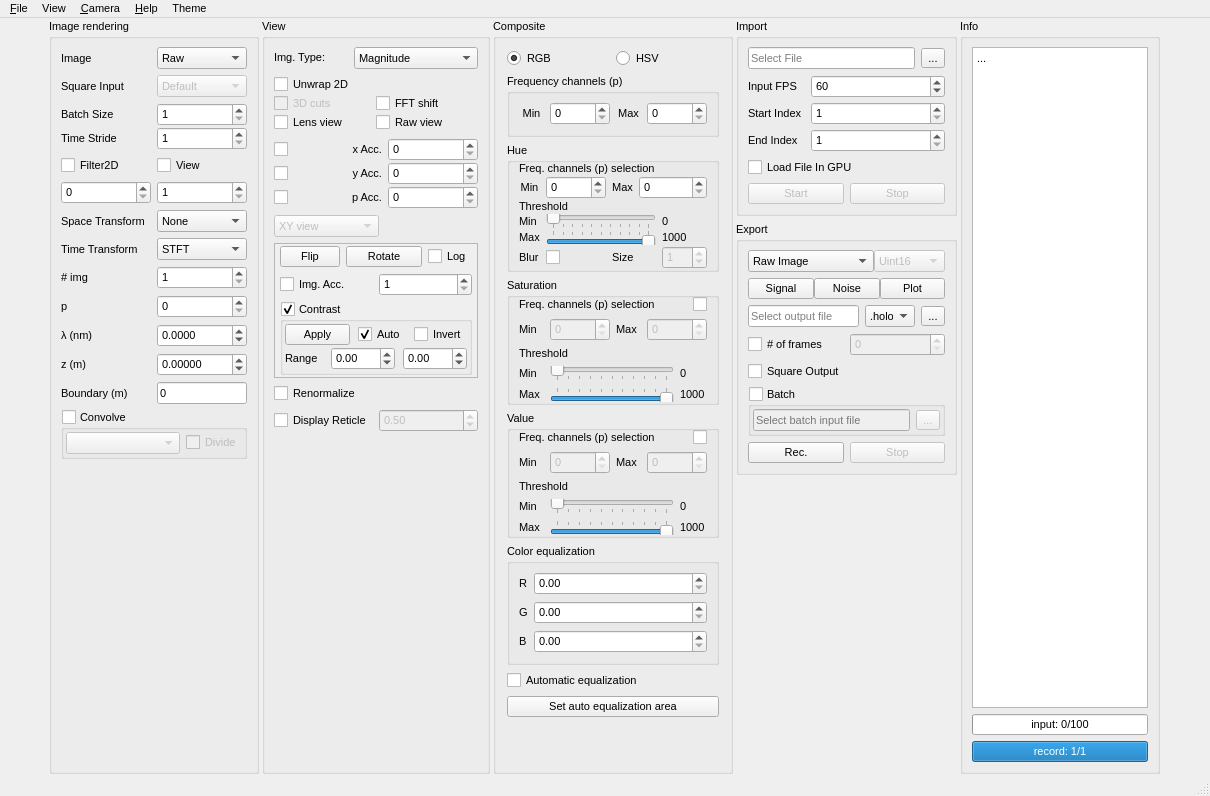
First picture: the form in Holovibes/mainwindow.ui, repository DigitalHolography/Holovibes, before the edit.
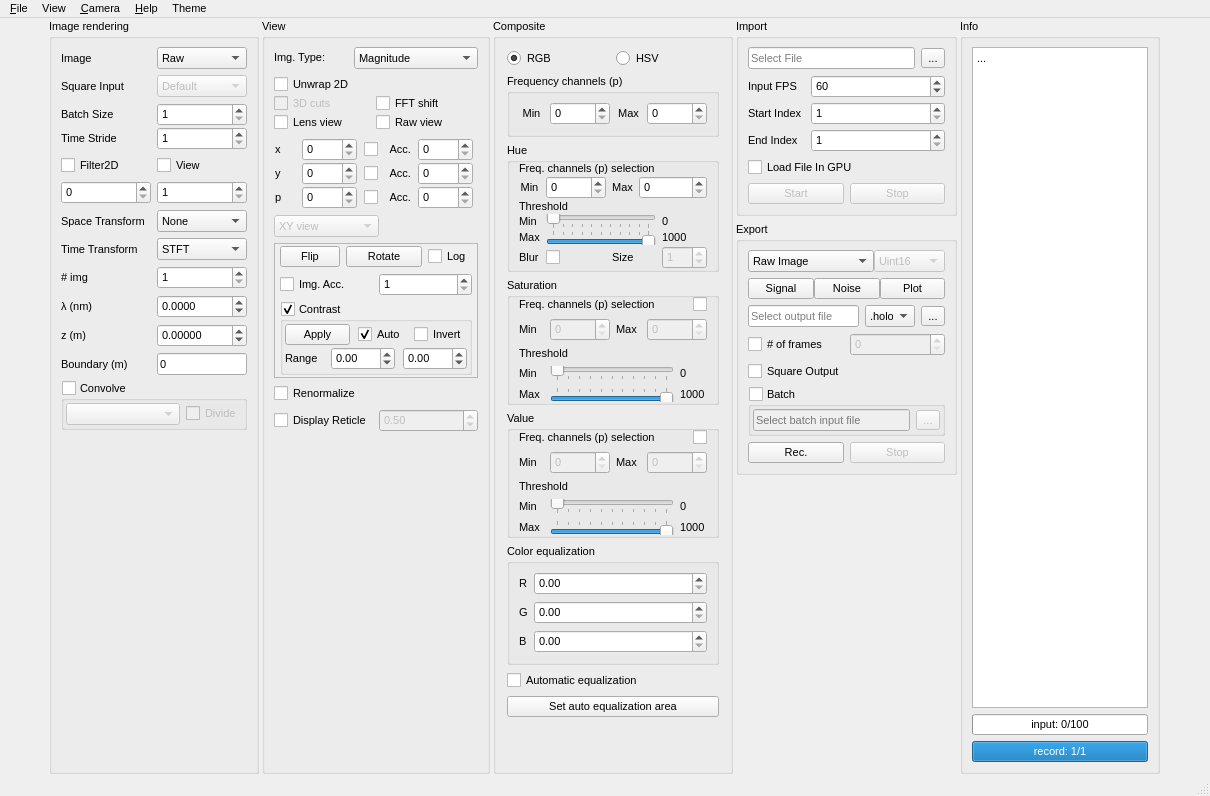
Second picture: the form after the edit. Custom widgets are drawn as their Qt base class.

Commit message: gui: move p spinbox, add x y spinboxes

The edit to the form file:
```diff
--- a/Holovibes/mainwindow.ui
+++ b/Holovibes/mainwindow.ui
@@ -358,30 +358,10 @@
            <property name="verticalSpacing">
             <number>6</number>
            </property>
-           <item row="1" column="0">
-            <widget class="QLabel" name="SpaceTransformationLabel">
-             <property name="text">
-              <string>Space Transform</string>
-             </property>
-             <property name="alignment">
-              <set>Qt::AlignLeading|Qt::AlignLeft|Qt::AlignVCenter</set>
-             </property>
-            </widget>
-           </item>
            <item row="4" column="0">
-            <widget class="QLabel" name="PLabel">
+            <widget class="QLabel" name="WaveLengthLabel">
              <property name="text">
-              <string>p</string>
-             </property>
-             <property name="alignment">
-              <set>Qt::AlignLeading|Qt::AlignLeft|Qt::AlignVCenter</set>
-             </property>
-            </widget>
-           </item>
-           <item row="2" column="0">
-            <widget class="QLabel" name="TimeTransformationLabel">
-             <property name="text">
-              <string>Time Transform</string>
+              <string>λ (nm)</string>
              </property>
              <property name="alignment">
               <set>Qt::AlignLeading|Qt::AlignLeft|Qt::AlignVCenter</set>
@@ -398,6 +378,16 @@
              </property>
             </widget>
            </item>
+           <item row="6" column="0">
+            <widget class="QLabel" name="BoundaryLabel">
+             <property name="text">
+              <string>Boundary (m)</string>
+             </property>
+             <property name="alignment">
+              <set>Qt::AlignLeading|Qt::AlignLeft|Qt::AlignVCenter</set>
+             </property>
+            </widget>
+           </item>
            <item row="1" column="1">
             <widget class="QComboBox" name="SpaceTransformationComboBox">
              <property name="toolTip">
@@ -421,6 +411,49 @@
             </widget>
            </item>
            <item row="6" column="1">
+            <widget class="QLineEdit" name="BoundaryLineEdit">
+             <property name="sizePolicy">
+              <sizepolicy hsizetype="Ignored" vsizetype="Fixed">
+               <horstretch>0</horstretch>
+               <verstretch>0</verstretch>
+              </sizepolicy>
+             </property>
+             <property name="toolTip">
+              <string>Edge value of z to switch between FFT1/2 </string>
+             </property>
+             <property name="text">
+              <string>0</string>
+             </property>
+             <property name="readOnly">
+              <bool>true</bool>
+             </property>
+            </widget>
+           </item>
+           <item row="2" column="1">
+            <widget class="QComboBox" name="TimeTransformationComboBox">
+             <item>
+              <property name="text">
+               <string>STFT</string>
+              </property>
+             </item>
+             <item>
+              <property name="text">
+               <string>PCA</string>
+              </property>
+             </item>
+             <item>
+              <property name="text">
+               <string>None</string>
+              </property>
+             </item>
+             <item>
+              <property name="text">
+               <string>SSA_STFT</string>
+              </property>
+             </item>
+            </widget>
+           </item>
+           <item row="5" column="1">
             <widget class="QDoubleSpinBox" name="ZDoubleSpinBox">
              <property name="sizePolicy">
               <sizepolicy hsizetype="Ignored" vsizetype="Fixed">
@@ -448,33 +481,7 @@
              </property>
             </widget>
            </item>
-           <item row="3" column="1">
-            <widget class="QSpinBox" name="timeTransformationSizeSpinBox">
-             <property name="minimum">
-              <number>1</number>
-             </property>
-             <property name="maximum">
-              <number>10000</number>
-             </property>
-             <property name="singleStep">
-              <number>1</number>
-             </property>
-             <property name="value">
-              <number>1</number>
-             </property>
-            </widget>
-           </item>
            <item row="5" column="0">
-            <widget class="QLabel" name="WaveLengthLabel">
-             <property name="text">
-              <string>λ (nm)</string>
-             </property>
-             <property name="alignment">
-              <set>Qt::AlignLeading|Qt::AlignLeft|Qt::AlignVCenter</set>
-             </property>
-            </widget>
-           </item>
-           <item row="6" column="0">
             <widget class="QLabel" name="ZLabel">
              <property name="text">
               <string>z (m)</string>
@@ -484,70 +491,43 @@
              </property>
             </widget>
            </item>
-           <item row="7" column="1">
-            <widget class="QLineEdit" name="BoundaryLineEdit">
-             <property name="sizePolicy">
-              <sizepolicy hsizetype="Ignored" vsizetype="Fixed">
-               <horstretch>0</horstretch>
-               <verstretch>0</verstretch>
-              </sizepolicy>
-             </property>
-             <property name="toolTip">
-              <string>Edge value of z to switch between FFT1/2 </string>
-             </property>
+           <item row="1" column="0">
+            <widget class="QLabel" name="SpaceTransformationLabel">
              <property name="text">
-              <string>0</string>
+              <string>Space Transform</string>
              </property>
-             <property name="readOnly">
-              <bool>true</bool>
+             <property name="alignment">
+              <set>Qt::AlignLeading|Qt::AlignLeft|Qt::AlignVCenter</set>
              </property>
             </widget>
            </item>
-           <item row="2" column="1">
-            <widget class="QComboBox" name="TimeTransformationComboBox">
-             <item>
-              <property name="text">
-               <string>STFT</string>
-              </property>
-             </item>
-             <item>
-              <property name="text">
-               <string>PCA</string>
-              </property>
-             </item>
-             <item>
-              <property name="text">
-               <string>None</string>
-              </property>
-             </item>
-             <item>
-              <property name="text">
-               <string>SSA_STFT</string>
-              </property>
-             </item>
-            </widget>
-           </item>
-           <item row="7" column="0">
-            <widget class="QLabel" name="BoundaryLabel">
+           <item row="2" column="0">
+            <widget class="QLabel" name="TimeTransformationLabel">
              <property name="text">
-              <string>Boundary (m)</string>
+              <string>Time Transform</string>
              </property>
              <property name="alignment">
               <set>Qt::AlignLeading|Qt::AlignLeft|Qt::AlignVCenter</set>
              </property>
             </widget>
            </item>
+           <item row="3" column="1">
+            <widget class="QSpinBox" name="timeTransformationSizeSpinBox">
+             <property name="minimum">
+              <number>1</number>
+             </property>
+             <property name="maximum">
+              <number>10000</number>
+             </property>
+             <property name="singleStep">
+              <number>1</number>
+             </property>
+             <property name="value">
+              <number>1</number>
+             </property>
+            </widget>
+           </item>
            <item row="4" column="1">
-            <widget class="QSpinBox" name="PSpinBox">
-             <property name="toolTip">
-              <string>index of the image displayed</string>
-             </property>
-             <property name="minimum">
-              <number>0</number>
-             </property>
-            </widget>
-           </item>
-           <item row="5" column="1">
             <widget class="QDoubleSpinBox" name="WaveLengthDoubleSpinBox">
              <property name="sizePolicy">
               <sizepolicy hsizetype="Ignored" vsizetype="Fixed">
@@ -1005,73 +985,118 @@
           </widget>
          </item>
          <item row="4" column="0" colspan="2">
-          <layout class="QGridLayout" name="gridLayout_5" columnstretch="0,0,0">
+          <layout class="QGridLayout" name="gridLayout_5" columnstretch="0,0,0,0,0">
            <property name="horizontalSpacing">
             <number>6</number>
            </property>
            <property name="verticalSpacing">
             <number>1</number>
            </property>
+           <item row="2" column="4">
+            <widget class="QSpinBox" name="PAccSpinBox">
+             <property name="maximumSize">
+              <size>
+               <width>55</width>
+               <height>16777215</height>
+              </size>
+             </property>
+             <property name="minimum">
+              <number>0</number>
+             </property>
+             <property name="maximum">
+              <number>999999999</number>
+             </property>
+             <property name="value">
+              <number>0</number>
+             </property>
+            </widget>
+           </item>
            <item row="0" column="0">
-            <widget class="QCheckBox" name="XAccuCheckBox">
-             <property name="sizePolicy">
-              <sizepolicy hsizetype="Minimum" vsizetype="Fixed">
-               <horstretch>0</horstretch>
-               <verstretch>0</verstretch>
-              </sizepolicy>
-             </property>
-             <property name="layoutDirection">
-              <enum>Qt::LeftToRight</enum>
+            <widget class="QLabel" name="label">
+             <property name="maximumSize">
+              <size>
+               <width>20</width>
+               <height>20</height>
+              </size>
              </property>
              <property name="text">
-              <string/>
+              <string>x</string>
              </property>
             </widget>
            </item>
-           <item row="1" column="0">
+           <item row="1" column="2">
             <widget class="QCheckBox" name="YAccuCheckBox">
+             <property name="maximumSize">
+              <size>
+               <width>15</width>
+               <height>16777215</height>
+              </size>
+             </property>
              <property name="text">
               <string/>
              </property>
             </widget>
            </item>
-           <item row="2" column="2">
-            <widget class="QSpinBox" name="PAccSpinBox">
-             <property name="minimumSize">
+           <item row="0" column="3">
+            <widget class="QLabel" name="label_9">
+             <property name="maximumSize">
               <size>
-               <width>90</width>
-               <height>0</height>
+               <width>25</width>
+               <height>16777215</height>
               </size>
              </property>
+             <property name="text">
+              <string>Acc.</string>
+             </property>
+             <property name="alignment">
+              <set>Qt::AlignRight|Qt::AlignTrailing|Qt::AlignVCenter</set>
+             </property>
+            </widget>
+           </item>
+           <item row="2" column="3">
+            <widget class="QLabel" name="label_20">
              <property name="maximumSize">
               <size>
-               <width>16777215</width>
-               <height>16777206</height>
+               <width>25</width>
+               <height>16777215</height>
               </size>
              </property>
-             <property name="minimum">
-              <number>0</number>
+             <property name="text">
+              <string>Acc.</string>
              </property>
-             <property name="maximum">
-              <number>999999999</number>
-             </property>
-             <property name="value">
-              <number>0</number>
+             <property name="alignment">
+              <set>Qt::AlignRight|Qt::AlignTrailing|Qt::AlignVCenter</set>
              </property>
             </widget>
            </item>
            <item row="0" column="2">
+            <widget class="QCheckBox" name="XAccuCheckBox">
+             <property name="sizePolicy">
+              <sizepolicy hsizetype="Minimum" vsizetype="Fixed">
+               <horstretch>0</horstretch>
+               <verstretch>0</verstretch>
+              </sizepolicy>
+             </property>
+             <property name="maximumSize">
+              <size>
+               <width>15</width>
+               <height>16777215</height>
+              </size>
+             </property>
+             <property name="layoutDirection">
+              <enum>Qt::LeftToRight</enum>
+             </property>
+             <property name="text">
+              <string/>
+             </property>
+            </widget>
+           </item>
+           <item row="0" column="4">
             <widget class="QSpinBox" name="XAccSpinBox">
-             <property name="sizePolicy">
-              <sizepolicy hsizetype="Minimum" vsizetype="Fixed">
-               <horstretch>0</horstretch>
-               <verstretch>0</verstretch>
-              </sizepolicy>
-             </property>
-             <property name="minimumSize">
+             <property name="maximumSize">
               <size>
-               <width>90</width>
-               <height>0</height>
+               <width>55</width>
+               <height>16777215</height>
               </size>
              </property>
              <property name="minimum">
@@ -1085,18 +1110,33 @@
              </property>
             </widget>
            </item>
-           <item row="0" column="1">
-            <widget class="QLabel" name="label_9">
-             <property name="text">
-              <string>x Acc.</string>
+           <item row="1" column="4">
+            <widget class="QSpinBox" name="YAccSpinBox">
+             <property name="maximumSize">
+              <size>
+               <width>55</width>
+               <height>16777215</height>
+              </size>
              </property>
-             <property name="alignment">
-              <set>Qt::AlignRight|Qt::AlignTrailing|Qt::AlignVCenter</set>
+             <property name="minimum">
+              <number>0</number>
              </property>
+             <property name="maximum">
+              <number>65536</number>
+             </property>
+             <property name="value">
+              <number>0</number>
+             </property>
             </widget>
            </item>
-           <item row="1" column="1">
+           <item row="1" column="3">
             <widget class="QLabel" name="label_19">
+             <property name="maximumSize">
+              <size>
+               <width>25</width>
+               <height>16777215</height>
+              </size>
+             </property>
              <property name="layoutDirection">
               <enum>Qt::RightToLeft</enum>
              </property>
@@ -1104,49 +1144,76 @@
               <bool>false</bool>
              </property>
              <property name="text">
-              <string>y Acc.</string>
+              <string>Acc.</string>
              </property>
              <property name="alignment">
               <set>Qt::AlignRight|Qt::AlignTrailing|Qt::AlignVCenter</set>
              </property>
             </widget>
            </item>
-           <item row="2" column="1">
-            <widget class="QLabel" name="label_20">
-             <property name="text">
-              <string>p Acc.</string>
-             </property>
-             <property name="alignment">
-              <set>Qt::AlignRight|Qt::AlignTrailing|Qt::AlignVCenter</set>
-             </property>
-            </widget>
-           </item>
-           <item row="1" column="2">
-            <widget class="QSpinBox" name="YAccSpinBox">
-             <property name="minimumSize">
+           <item row="0" column="1">
+            <widget class="QSpinBox" name="XSpinBox">
+             <property name="maximumSize">
               <size>
-               <width>90</width>
-               <height>0</height>
+               <width>55</width>
+               <height>16777215</height>
               </size>
              </property>
-             <property name="minimum">
-              <number>0</number>
-             </property>
              <property name="maximum">
-              <number>65536</number>
+              <number>999999999</number>
              </property>
-             <property name="value">
-              <number>0</number>
+            </widget>
+           </item>
+           <item row="1" column="0">
+            <widget class="QLabel" name="label_4">
+             <property name="text">
+              <string>y</string>
              </property>
             </widget>
            </item>
            <item row="2" column="0">
+            <widget class="QLabel" name="label_5">
+             <property name="text">
+              <string>p</string>
+             </property>
+            </widget>
+           </item>
+           <item row="1" column="1">
+            <widget class="QSpinBox" name="YSpinBox">
+             <property name="maximumSize">
+              <size>
+               <width>55</width>
+               <height>16777215</height>
+              </size>
+             </property>
+             <property name="maximum">
+              <number>999999999</number>
+             </property>
+            </widget>
+           </item>
+           <item row="2" column="2">
             <widget class="QCheckBox" name="PAccuCheckBox">
+             <property name="maximumSize">
+              <size>
+               <width>15</width>
+               <height>16777215</height>
+              </size>
+             </property>
              <property name="text">
               <string/>
              </property>
             </widget>
            </item>
+           <item row="2" column="1">
+            <widget class="QSpinBox" name="PSpinBox">
+             <property name="toolTip">
+              <string>index of the image displayed</string>
+             </property>
+             <property name="minimum">
+              <number>0</number>
+             </property>
+            </widget>
+           </item>
           </layout>
          </item>
          <item row="0" column="0" colspan="2">
@@ -3088,7 +3155,7 @@
      <x>0</x>
      <y>0</y>
      <width>1210</width>
-     <height>26</height>
+     <height>22</height>
     </rect>
    </property>
    <widget class="QMenu" name="menu_File">
```
Left out of the diff: 161 changed lines with no effect on the pictures. The commit also changes 7 other files.
